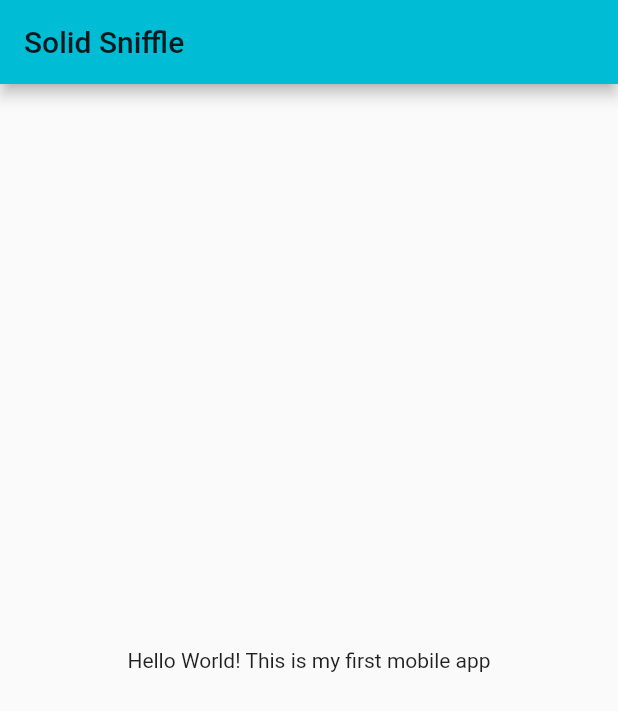
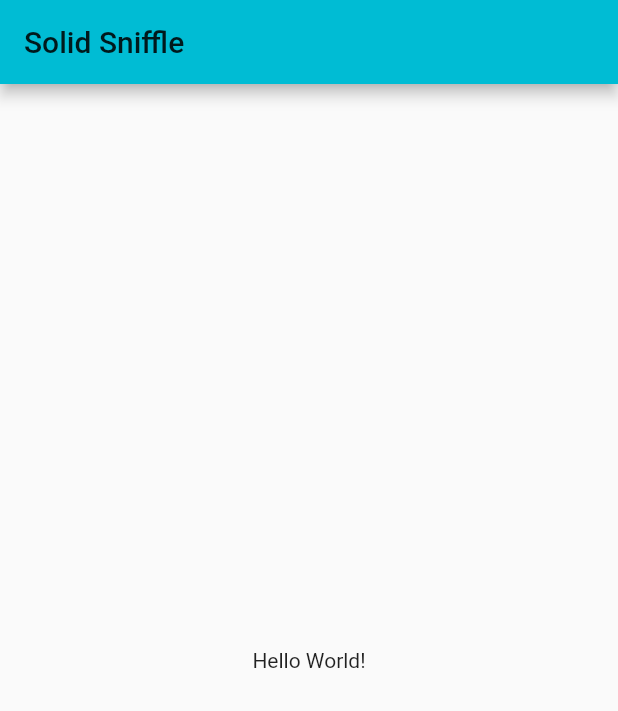
Before and after one commit to sidmocodes/solidsniffle, a Flutter app: the screen it shows after launch, on a phone screen of 412 x 824 dp. Shown: the top 711 px of the screen. Run offline on Flutter 3.47's test engine with Material 2 defaults, Android fonts, the phone set to English and light mode, and no system bars.

Commit message:
Update widget_test.dart and main.dart

```diff
--- a/lib/main.dart
+++ b/lib/main.dart
@@ -40,7 +40,7 @@ class _MyHomePageState extends State<MyHomePage> {
           title: Text(widget.title),
         ),
         body: Center(
-            child:Text('Hello World! This is my first mobile app')
+            child:Text('Hello World!')
         )
     );
 
```
Also changed, not shown: 1 other file.
